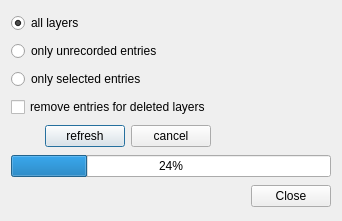
Above: ui/ui_refresh.ui from 3nids/quickfinder before the change. Below: the same form after it.
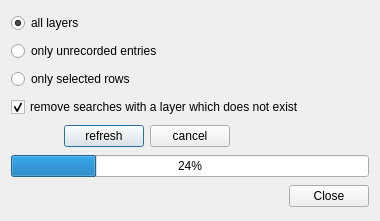
That is the form after the change.

Commit message: refresh ok

Diff of the .ui file:
```diff
--- a/ui/ui_refresh.ui
+++ b/ui/ui_refresh.ui
@@ -6,7 +6,7 @@
    <rect>
     <x>0</x>
     <y>0</y>
-    <width>342</width>
+    <width>380</width>
     <height>221</height>
    </rect>
   </property>
@@ -70,7 +70,10 @@
    <item row="4" column="0" colspan="5">
     <widget class="QCheckBox" name="deletedLayersCheckBox">
      <property name="text">
-      <string>remove entries for deleted layers</string>
+      <string>remove searches with a layer which does not exist</string>
+     </property>
+     <property name="checked">
+      <bool>true</bool>
      </property>
     </widget>
    </item>
@@ -104,7 +107,7 @@
    <item row="3" column="0" colspan="3">
     <widget class="QRadioButton" name="selectedRadio">
      <property name="text">
-      <string>only selected entries</string>
+      <string>only selected rows</string>
      </property>
      <attribute name="buttonGroup">
       <string notr="true">buttonGroup</string>
```
The commit also changes 5 other files.
